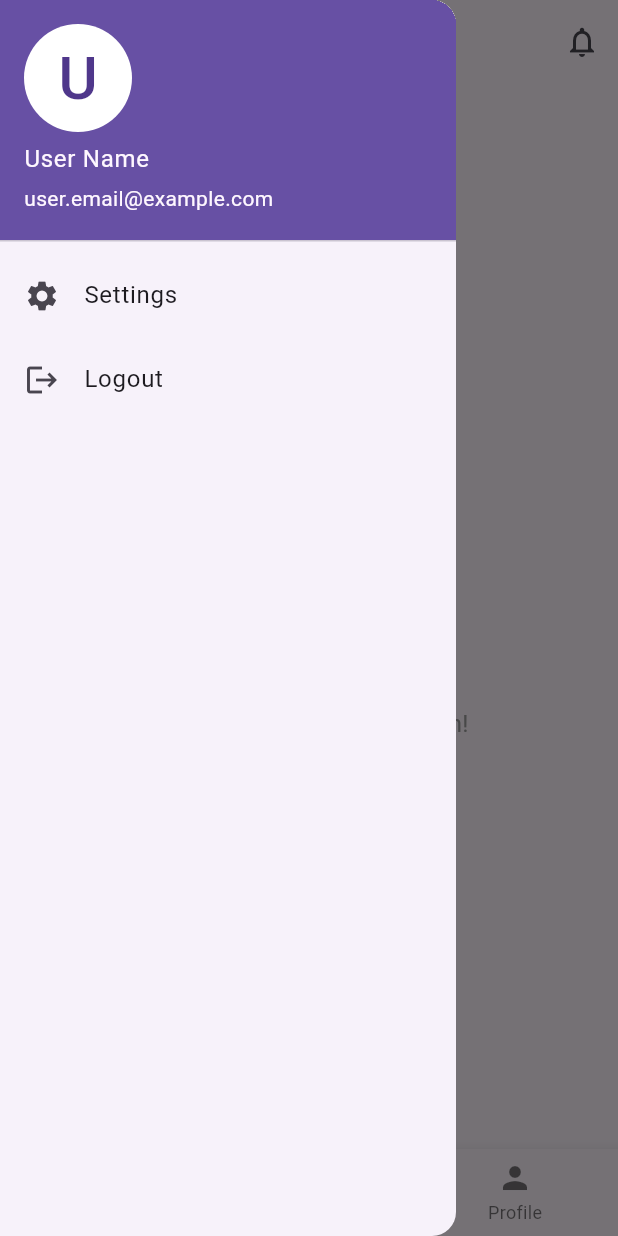
After one commit to GitMates/Classify, a Flutter app: the HomeView screen opened directly, with the side drawer open, on a phone screen of 412 x 824 dp. The commit adds this screen. Run offline on Flutter 3.47's test engine with Material 3 defaults, Android fonts, the phone set to English and light mode, and no system bars; our stand-ins replace firebase_auth, firebase_core; accounts and stored records are empty.

Commit message:
Fix : Login/Signup and Home Page

```diff
--- a/lib/auth/view/auth_view.dart
+++ b/lib/auth/view/auth_view.dart
@@ -1,3 +1,6 @@
+// THIS IS THE CORRECTED LINE:
+import 'package:pooja/home/view/home_view.dart';
+
 import 'package:flutter/material.dart';
 import 'package:firebase_auth/firebase_auth.dart';
 import '../controller/auth_controller.dart';
@@ -49,15 +52,13 @@ class _AuthViewState extends State<AuthView> {
         await _authController.signUp(authModel);
       }
 
-      // Show success message if the widget is still in the tree.
+      // Navigate to the home screen if the widget is still in the tree.
       if (!mounted) return;
-      ScaffoldMessenger.of(context).showSnackBar(
-        SnackBar(
-          backgroundColor: Colors.green,
-          content: Text('${_isLoginMode ? 'Login' : 'Sign Up'} Successful!'),
-        ),
+      Navigator.of(context).pushAndRemoveUntil(
+        MaterialPageRoute(builder: (context) => HomeView()),
+        (Route<dynamic> route) => false,
       );
-      // TODO: Navigate to the home screen on successful authentication.
+
     } on FirebaseAuthException catch (e) {
       // Get a user-friendly error message from the controller.
       final errorMessage = _authController.getErrorMessage(e.code);
--- /dev/null
+++ b/lib/home/controller/home_controller.dart
@@ -0,0 +1,11 @@
+import 'package:flutter/material.dart';
+
+class HomeController with ChangeNotifier {
+  int _selectedIndex = 0;
+  int get selectedIndex => _selectedIndex;
+
+  void onItemTapped(int index) {
+    _selectedIndex = index;
+    notifyListeners();
+  }
+}
--- /dev/null
+++ b/lib/home/view/home_view.dart
@@ -0,0 +1,134 @@
+import 'package:flutter/material.dart';
+import 'package:provider/provider.dart';
+import '../controller/home_controller.dart';
+// You might need to import your AuthView for the logout button
+// import 'package:YOUR_PROJECT_NAME/auth/view/auth_view.dart';
+// You might also need to get your AuthController for logout logic
+
+class HomeView extends StatelessWidget {
+  HomeView({Key? key}) : super(key: key);
+
+  // This list holds the main content for each tab
+  final List<Widget> _widgetOptions = <Widget>[
+    // Home Content
+    const Center(
+      child: Column(
+        mainAxisAlignment: MainAxisAlignment.center,
+        children: [
+          Icon(Icons.home, size: 100, color: Colors.blueAccent),
+          Text('Home', style: TextStyle(fontSize: 30, fontWeight: FontWeight.bold)),
+          Text('Welcome to your application!', style: TextStyle(fontSize: 16, color: Colors.grey)),
+        ],
+      ),
+    ),
+    // Search Content
+    const Center(
+      child: Column(
+        mainAxisAlignment: MainAxisAlignment.center,
+        children: [
+          Icon(Icons.search, size: 100, color: Colors.orangeAccent),
+          Text('Search', style: TextStyle(fontSize: 30, fontWeight: FontWeight.bold)),
+        ],
+      ),
+    ),
+    // Profile Content
+    const Center(
+      child: Column(
+        mainAxisAlignment: MainAxisAlignment.center,
+        children: [
+          Icon(Icons.person, size: 100, color: Colors.greenAccent),
+          Text('Profile', style: TextStyle(fontSize: 30, fontWeight: FontWeight.bold)),
+        ],
+      ),
+    ),
+  ];
+
+  @override
+  Widget build(BuildContext context) {
+    // We wrap the view in a ChangeNotifierProvider to create
+    // and provide the HomeController to the widget tree.
+    return ChangeNotifierProvider(
+      create: (_) => HomeController(),
+      child: Consumer<HomeController>(
+        builder: (context, controller, child) {
+          return Scaffold(
+            appBar: AppBar(
+              title: const Text('Home Page'),
+              actions: [
+                IconButton(
+                  icon: const Icon(Icons.notifications_none),
+                  onPressed: () {
+                    // Add notification logic
+                  },
+                ),
+              ],
+            ),
+            // Side menu (Drawer)
+            drawer: Drawer(
+              child: ListView(
+                padding: EdgeInsets.zero,
+                children: <Widget>[
+                  const UserAccountsDrawerHeader(
+                    accountName: Text("User Name"), // TODO: Get user data
+                    accountEmail: Text("user.email@example.com"), // TODO: Get user data
+                    currentAccountPicture: CircleAvatar(
+                      backgroundColor: Colors.white,
+                      child: Text(
+                        "U",
+                        style: TextStyle(fontSize: 40.0),
+                      ),
+                    ),
+                  ),
+                  ListTile(
+                    leading: const Icon(Icons.settings),
+                    title: const Text('Settings'),
+                    onTap: () {
+                      Navigator.pop(context); // Closes the drawer
+                    },
+                  ),
+                  ListTile(
+                    leading: const Icon(Icons.logout),
+                    title: const Text('Logout'),
+                    onTap: () {
+                      // TODO: Implement logout
+                      // 1. You'll need to call a signOut method on your AuthController
+                      // 2. Then navigate back to the AuthView
+                      // Example (after adding a signOut method to AuthController):
+                      // await authController.signOut();
+                      // Navigator.of(context).pushAndRemoveUntil(
+                      //   MaterialPageRoute(builder: (context) => const AuthView()),
+                      //   (Route<dynamic> route) => false,
+                      // );
+                    },
+                  ),
+                ],
+              ),
+            ),
+            // Main content
+            body: _widgetOptions.elementAt(controller.selectedIndex),
+            // Bottom navigation bar
+            bottomNavigationBar: BottomNavigationBar(
+              items: const <BottomNavigationBarItem>[
+                BottomNavigationBarItem(
+                  icon: Icon(Icons.home),
+                  label: 'Home',
+                ),
+                BottomNavigationBarItem(
+                  icon: Icon(Icons.search),
+                  label: 'Search',
+                ),
+                BottomNavigationBarItem(
+                  icon: Icon(Icons.person),
+                  label: 'Profile',
+                ),
+              ],
+              currentIndex: controller.selectedIndex,
+              selectedItemColor: Colors.blueAccent,
+              onTap: controller.onItemTapped,
+            ),
+          );
+        },
+      ),
+    );
+  }
+}
--- a/lib/main.dart
+++ b/lib/main.dart
@@ -17,6 +17,7 @@ class MyApp extends StatelessWidget {
   @override
   Widget build(BuildContext context) {
     return MaterialApp(
+      debugShowCheckedModeBanner: false,
       title: 'Flutter Firebase Auth',
       theme: ThemeData(
         primarySwatch: Colors.blue,
--- a/pubspec.yaml
+++ b/pubspec.yaml
@@ -37,6 +37,7 @@ dependencies:
   # The following adds the Cupertino Icons font to your application.
   # Use with the CupertinoIcons class for iOS style icons.
   cupertino_icons: ^1.0.8
+  provider: ^6.1.5+1
 
 dev_dependencies:
   flutter_test:
```
Also changed, not shown: pubspec.lock.
